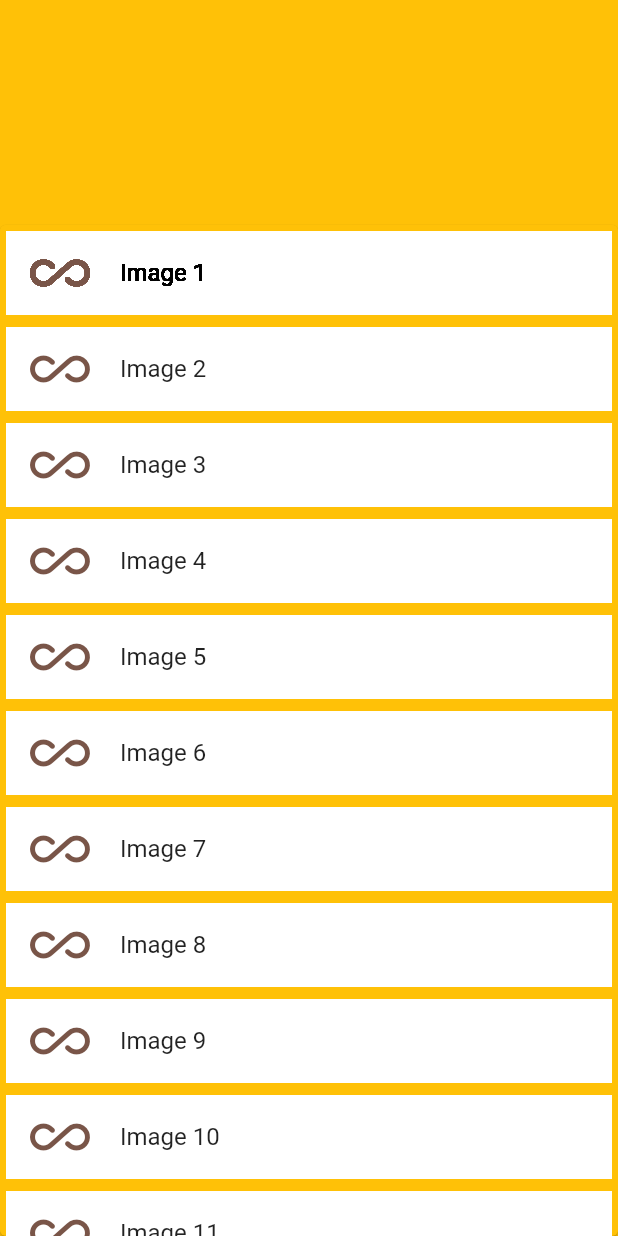
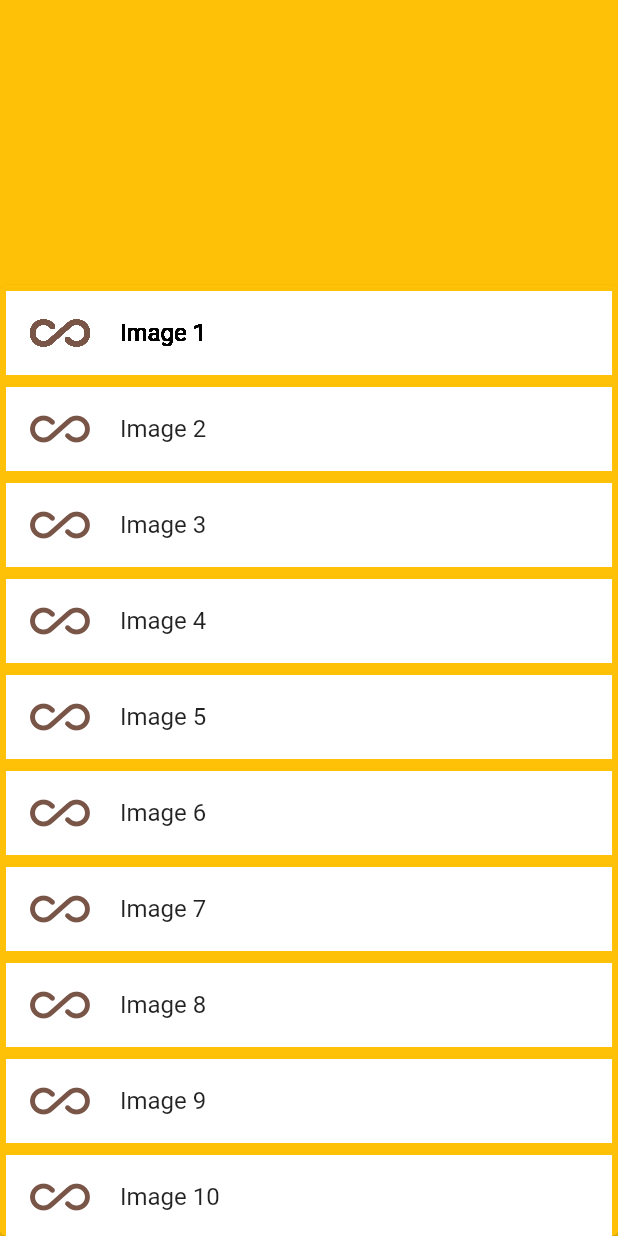
Before and after one commit to RashmiRanganathan/devtools_flutter, a Flutter app: the screen it shows after launch, swiped to page 2, on a phone screen of 412 x 824 dp. Run offline on Flutter 3.47's test engine with Material 2 defaults, Android fonts, the light colour scheme and no system bars.

Commit message:
Remove unwanted code

```diff
--- a/lib/presentation/screens/jank_screen.dart
+++ b/lib/presentation/screens/jank_screen.dart
@@ -1,6 +1,5 @@
 import 'dart:math';
 
-import 'package:devtools_flutter/common/utils/image_utils.dart';
 import 'package:flutter/material.dart';
 
 class Jank extends StatefulWidget {
@@ -9,38 +8,14 @@ class Jank extends StatefulWidget {
 }
 
 class _JankState extends State<Jank> {
-  int _counter = 20;
-  ScrollController _scrollController;
-
-  void _addMoreImages() {
-    setState(() {
-      _counter += 10;
-    });
-  }
-
-  _scrollListener() {
-    if (_scrollController.offset >=
-        _scrollController.position.maxScrollExtent) {
-      _addMoreImages();
-    }
-  }
-
-  void initState() {
-    _scrollController = ScrollController();
-    _scrollController.addListener(_scrollListener);
-    super.initState();
-  }
-
   @override
   Widget build(BuildContext context) {
     return Scaffold(
       backgroundColor: Colors.amber,
       body: Card(
         color: Colors.amber,
-        margin: EdgeInsets.only(top: 150),
+        margin: EdgeInsets.only(top: 190),
         child: ListView.builder(
-          controller: _scrollController,
-          itemCount: _counter,
           itemBuilder: (context, index) {
             if (index % 50 == 0) {
               return ExpensiveWidget(index);
```
